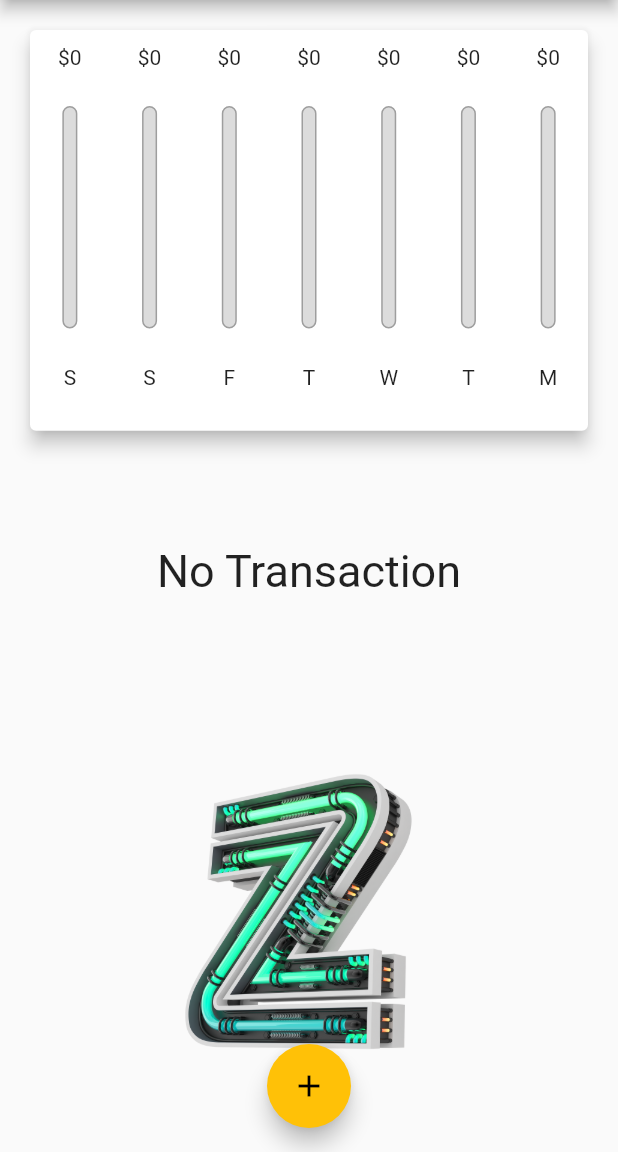
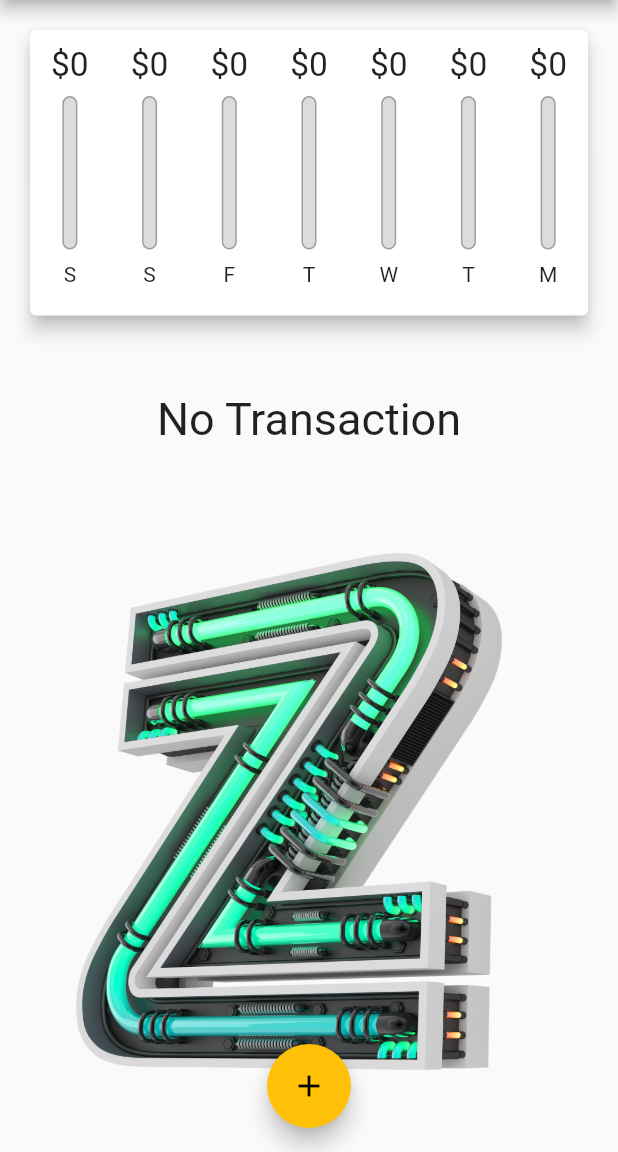
Before and after one commit to msarifin29/expense_app, a Flutter app: the screen it shows after launch, on a phone screen of 412 x 824 dp, the part 84-1236 px from its top. Run offline on Flutter 3.47's test engine with Material 2 defaults, Android fonts, the phone set to English and light mode, and no system bars.

```diff
--- a/lib/main.dart
+++ b/lib/main.dart
@@ -44,14 +44,8 @@ class ExpenseApp extends StatefulWidget {
 }
 
 class _ExpenseAppState extends State<ExpenseApp> {
+  bool _showChart = false;
   final List<Transaction> _userTransactions = [];
-  final appBar = AppBar(
-    title: const Text(
-      'Personal Expense',
-      style: TextStyle(fontFamily: 'OpenSans'),
-    ),
-    centerTitle: true,
-  );
 
   List<Transaction> get _recentTransaction {
     return _userTransactions.where((tx) {
@@ -86,26 +80,63 @@ class _ExpenseAppState extends State<ExpenseApp> {
 
   @override
   Widget build(BuildContext context) {
+    final isLandscape =
+        MediaQuery.of(context).orientation == Orientation.landscape;
+
+    final appBar = AppBar(
+      title: const Text(
+        'Personal Expense',
+        style: TextStyle(fontFamily: 'OpenSans'),
+      ),
+      centerTitle: true,
+    );
+
+    final txListWidget = SizedBox(
+      height:
+          (MediaQuery.of(context).size.height - appBar.preferredSize.height) *
+              0.7,
+      child: ListTransaction(
+        transactions: _userTransactions,
+        deleteTx: _deleteTransaction,
+      ),
+    );
+
     return Scaffold(
       appBar: appBar,
       body: SingleChildScrollView(
           child: Column(
         children: [
-          SizedBox(
-              height: (MediaQuery.of(context).size.height -
-                      appBar.preferredSize.height -
-                      MediaQuery.of(context).padding.top) *
-                  0.4,
-              child: Chart(recentTransaction: _recentTransaction)),
-          SizedBox(
-            height: (MediaQuery.of(context).size.height -
-                    appBar.preferredSize.height) *
-                0.6,
-            child: ListTransaction(
-              transactions: _userTransactions,
-              deleteTx: _deleteTransaction,
+          if (isLandscape)
+            Row(
+              mainAxisAlignment: MainAxisAlignment.center,
+              children: [
+                const Text('show chart'),
+                Switch(
+                  value: true,
+                  onChanged: (value) {
+                    setState(() {
+                      _showChart = value;
+                    });
+                  },
+                )
+              ],
             ),
-          ),
+          if (!isLandscape)
+            SizedBox(
+                height: (MediaQuery.of(context).size.height -
+                        appBar.preferredSize.height -
+                        MediaQuery.of(context).padding.top) *
+                    0.3,
+                child: Chart(recentTransaction: _recentTransaction)),
+          if (!isLandscape) txListWidget,
+          if (isLandscape)
+            _showChart
+                ? SizedBox(
+                    height: (MediaQuery.of(context).size.height -
+                            appBar.preferredSize.height -
+                            MediaQuery.of(context).padding.top) *
+                        0.7)
+                : txListWidget,
         ],
       )),
       floatingActionButton: FloatingActionButton(
--- a/lib/widgets/chart_bar.dart
+++ b/lib/widgets/chart_bar.dart
@@ -16,11 +16,14 @@ class ChartBar extends StatelessWidget {
     return LayoutBuilder(builder: (context, constraints) {
       return Column(
         children: [
-          FittedBox(
-            child: Text('\$${spendingAmount.toStringAsFixed(0)}'),
+          SizedBox(
+            height: constraints.maxHeight * 0.15,
+            child: FittedBox(
+              child: Text('\$${spendingAmount.toStringAsFixed(0)}'),
+            ),
           ),
           SizedBox(
-            height: constraints.maxHeight * 0.1,
+            height: constraints.maxHeight * 0.05,
           ),
           SizedBox(
             height: constraints.maxHeight * 0.6,
@@ -47,9 +50,12 @@ class ChartBar extends StatelessWidget {
             ),
           ),
           SizedBox(
-            height: constraints.maxHeight * 0.1,
+            height: constraints.maxHeight * 0.05,
           ),
-          SizedBox(child: Text(label))
+          SizedBox(
+            child: Text(label),
+            height: constraints.maxHeight * 0.15,
+          )
         ],
       );
     });
--- a/lib/widgets/list_transaction.dart
+++ b/lib/widgets/list_transaction.dart
@@ -12,7 +12,8 @@ class ListTransaction extends StatelessWidget {
   Widget build(BuildContext context) {
     return SizedBox(
         child: transactions.isEmpty
-            ? Column(
+            ? LayoutBuilder(builder: (context, constraints) {
+                return Column(
                   mainAxisAlignment: MainAxisAlignment.spaceAround,
                   children: [
                     const Text(
@@ -20,15 +21,15 @@ class ListTransaction extends StatelessWidget {
                       style: TextStyle(fontSize: 30),
                     ),
                     SizedBox(
-                    height: 200,
-                    width: 200,
+                      height: constraints.maxHeight * 0.7,
                       child: Image.asset(
                         'assets/images/z.png',
                         fit: BoxFit.cover,
                       ),
                     ),
                   ],
-              )
+                );
+              })
             : ListView.builder(
                 itemCount: transactions.length,
                 itemBuilder: (ctx, index) => Card(
```
Lines whose indentation alone changed are shown as unchanged.
